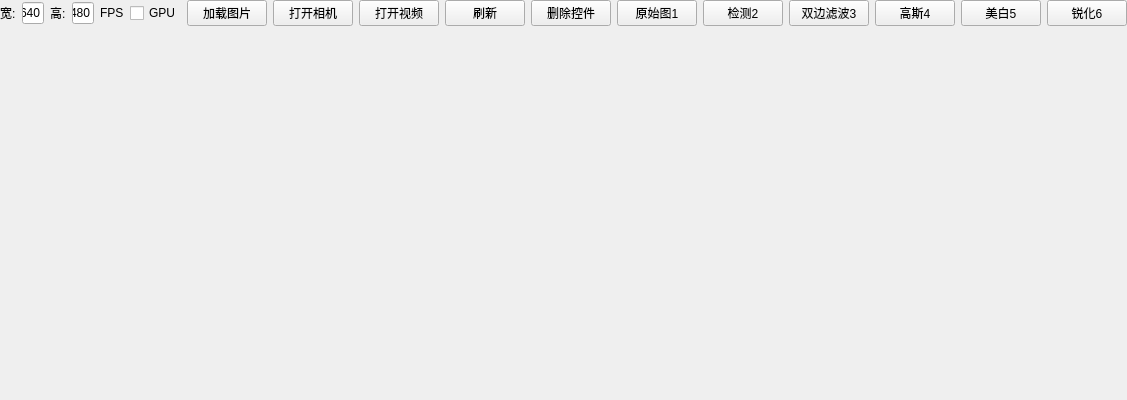
First picture: the form in testopencv/src/testqtopencv/testqtopencv.ui, repository chenyue0102/mytestchenyue, before the edit.
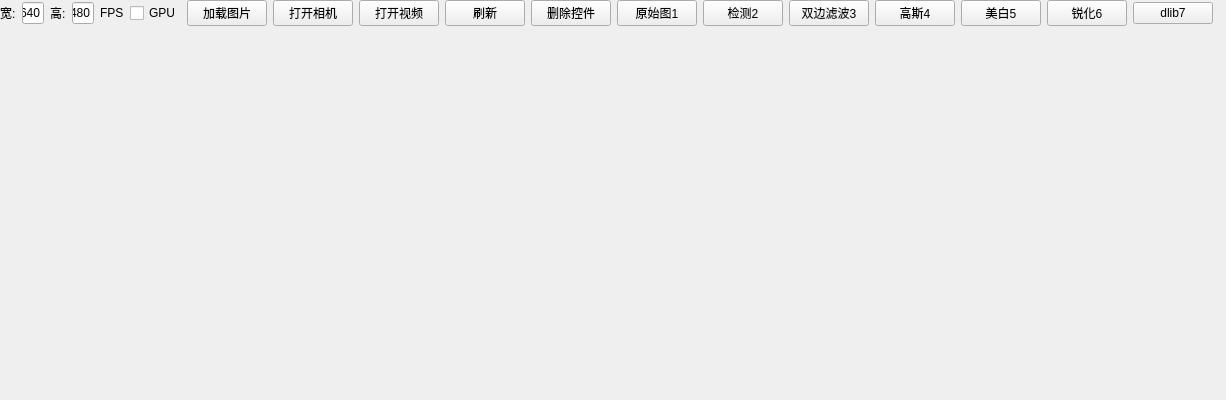
Second picture: the form after the edit.

```diff
--- a/testopencv/src/testqtopencv/testqtopencv.ui
+++ b/testopencv/src/testqtopencv/testqtopencv.ui
@@ -6,7 +6,7 @@
    <rect>
     <x>0</x>
     <y>0</y>
-    <width>1072</width>
+    <width>1226</width>
     <height>400</height>
    </rect>
   </property>
@@ -202,6 +202,16 @@
         </property>
        </widget>
       </item>
+      <item>
+       <widget class="QPushButton" name="pushButtondlib">
+        <property name="text">
+         <string>dlib7</string>
+        </property>
+        <property name="type" stdset="0">
+         <number>7</number>
+        </property>
+       </widget>
+      </item>
       <item>
        <spacer name="horizontalSpacer">
         <property name="orientation">
```
Left out of the diff: 16 changed lines with no effect on the pictures.
